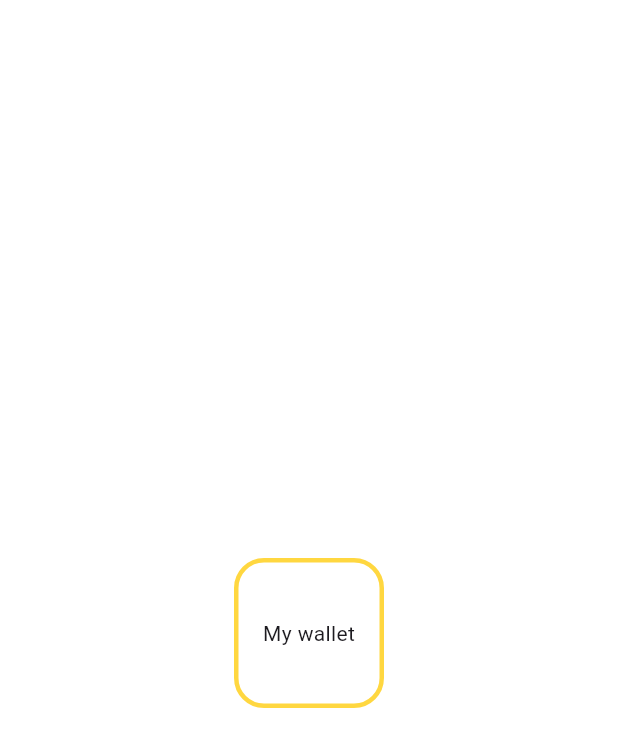
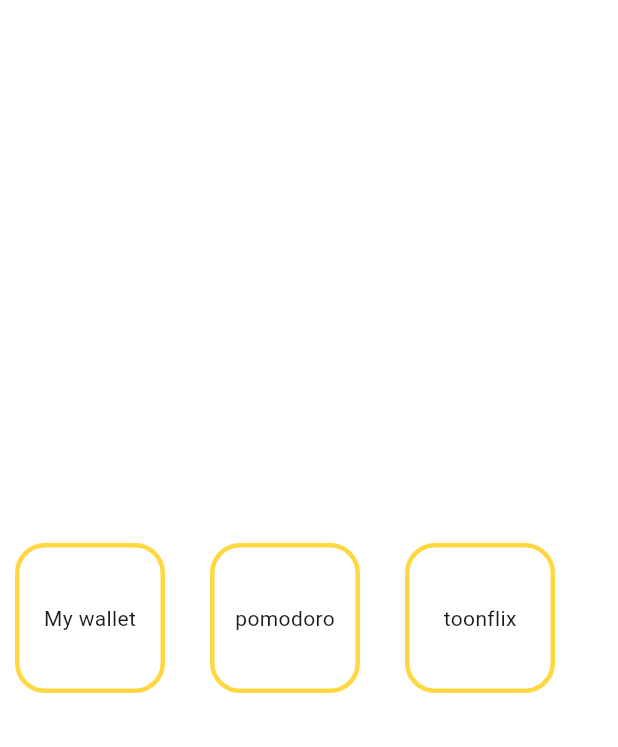
Before and after one commit to sstaar91/Flutter, a Flutter app: the screen it shows after launch, on a phone screen of 412 x 824 dp. Shown: the top 747 px of the screen. Run offline on Flutter 3.47's test engine with Material 3 defaults, Android fonts, the phone set to English and light mode, and no system bars; our stand-ins replace shared_preferences; network calls fail.

Commit message:
ADD : main page renew

```diff
--- a/lib/main.dart
+++ b/lib/main.dart
@@ -1,60 +1,46 @@
 import 'package:flutter/material.dart';
+import 'package:toonflix/models/menu_list.dart';
+import 'package:toonflix/widgets/menu_card.dart';
 import 'package:toonflix/screens/main_screen.dart';
-import 'package:toonflix/widgets/menuCard_widget.dart';
-// import 'package:toonflix/screens/home_screen.dart';
-// import 'package:toonflix/widgets/button.dart';
-// import 'package:toonflix/widgets/card.dart';
+import 'package:toonflix/screens/my_wallet.dart';
+import 'package:toonflix/screens/pomodor.dart';
 
 void main() {
   runApp(const App());
 }
 
 class App extends StatelessWidget {
+  static List<MenuList> cardList = [
+    MenuList(title: "My wallet", page: const MyWallet()),
+    MenuList(title: "pomodoro", page: const Pomodoro()),
+    MenuList(title: "toonflix", page: ToonflixMain()),
+  ];
+
   const App({super.key});
 
   @override
   Widget build(BuildContext context) {
-    return const MaterialApp(
+    return MaterialApp(
       home: Scaffold(
         backgroundColor: Colors.white,
         body: Center(
-          child: Column(
-            mainAxisAlignment: MainAxisAlignment.center,
-            children: [
-              SizedBox(
-                height: 20,
-              ),
-              MenuCard(
-                text: "My wallet",
-              )
-            ],
+          child: ListView.separated(
+            scrollDirection: Axis.horizontal,
+            itemCount: cardList.length,
+            itemBuilder: (context, index) {
+              return Center(
+                child: MenuCard(
+                  text: cardList[index].title,
+                  page: cardList[index].page,
+                ),
+              );
+            },
+            separatorBuilder: (context, index) => const SizedBox(
+              width: 10,
+            ),
           ),
         ),
       ),
     );
   }
 }
-
-
-// Pomodors
-
-// class App extends StatelessWidget {
-//   const App({super.key});
-
-//   @override
-//   Widget build(BuildContext context) {
-//     return MaterialApp(
-//         theme: ThemeData(
-//           colorScheme: ColorScheme.fromSwatch(
-//             backgroundColor: const Color(0xFFE7626C),
-//           ),
-//           textTheme: const TextTheme(
-//             displayLarge: TextStyle(
-//               color: Color(0xFF232B55),
-//             ),
-//           ),
-//           cardColor: const Color(0xFFF4EDDB),
-//         ),
-//         home: const HomeScreen());
-//   }
-// }
--- /dev/null
+++ b/lib/models/menu_list.dart
@@ -0,0 +1,11 @@
+import 'package:flutter/material.dart';
+
+class MenuList {
+  final String title;
+  final Widget page;
+
+  MenuList({
+    required this.title,
+    required this.page,
+  });
+}
--- a/lib/screens/home_screen.dart
+++ b/lib/screens/home_screen.dart
@@ -1,6 +1,5 @@
+import 'package:flutter/material.dart';
 import 'dart:async';
-
-import 'package:flutter/material.dart';
 
 class HomeScreen extends StatefulWidget {
   const HomeScreen({super.key});
--- a/lib/screens/main_screen.dart
+++ b/lib/screens/main_screen.dart
@@ -3,8 +3,8 @@ import 'package:toonflix/models/webtoon_model.dart';
 import 'package:toonflix/services/api_service.dart';
 import 'package:toonflix/widgets/wetoon_widget.dart';
 
-class MainScreen extends StatelessWidget {
-  MainScreen({super.key});
+class ToonflixMain extends StatelessWidget {
+  ToonflixMain({super.key});
 
   final Future<List<WebtoonModel>> webtoons = ApiService.getTodaysToons();
 
--- a/lib/screens/myWallet_screen.dart
+++ b/lib/screens/my_wallet.dart
@@ -1,6 +1,6 @@
 import 'package:flutter/material.dart';
 import 'package:toonflix/widgets/button.dart';
-import 'package:toonflix/widgets/walletCard_widget.dart';
+import 'package:toonflix/widgets/wallet_card.dart';
 
 class MyWallet extends StatelessWidget {
   const MyWallet({super.key});
--- a/lib/widgets/menuCard_widget.dart
+++ b/lib/widgets/menu_card.dart
@@ -1,12 +1,13 @@
 import 'package:flutter/material.dart';
-import 'package:toonflix/screens/myWallet_screen.dart';
 
 class MenuCard extends StatelessWidget {
   final String text;
+  final Widget page;
 
   const MenuCard({
     super.key,
     required this.text,
+    required this.page,
   });
 
   @override
@@ -15,14 +16,13 @@ class MenuCard extends StatelessWidget {
       onTap: () {
         Navigator.push(
           context,
-          MaterialPageRoute(
-            builder: (context) => const MyWallet(),
-          ),
+          MaterialPageRoute(builder: (context) => page),
         );
       },
       child: Container(
         width: 100,
         height: 100,
+        margin: const EdgeInsets.symmetric(horizontal: 10),
         decoration: BoxDecoration(
           border: Border.all(
             color: Colors.amberAccent.shade200,
```
Also changed, not shown: lib/screens/pomodor.dart (added, +23 -0 lines), lib/widgets/wallet_card.dart (renamed from lib/widgets/walletCard_widget.dart).
